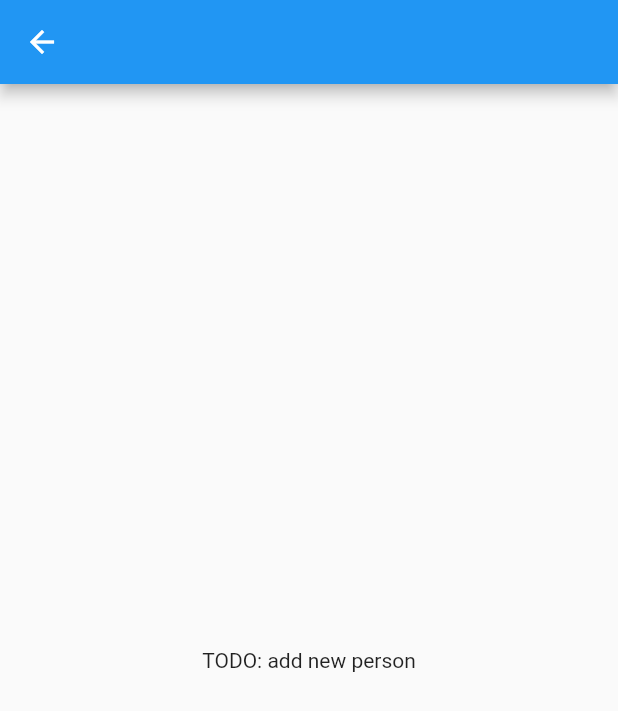
After one commit to bingsurprise/bs-app, a Flutter app: the AddNewPerson screen opened by its route, on a phone screen of 412 x 824 dp. The commit adds this screen. Shown: the top 711 px of the screen. Run offline on Flutter 3.47's test engine with Material 2 defaults, Android fonts, the phone set to English and light mode, and no system bars.

Commit message:
new person page

```diff
--- a/bing_surprise/lib/main.dart
+++ b/bing_surprise/lib/main.dart
@@ -1,5 +1,6 @@
 import 'package:flutter/material.dart';
 import './screens/persons/persons-list.dart';
+import './screens/persons/new-person.dart';
 import './screens/gift/index.dart';
 
 void main() {
@@ -8,6 +9,7 @@ void main() {
       initialRoute: '/',
       routes: {
         '/': (context) => PersionsList(),
+        '/person/new': (context) => AddNewPerson(),
         '/gift': (context) => GiftIndex(),
       },
     )
--- /dev/null
+++ b/bing_surprise/lib/screens/persons/new-person.dart
@@ -0,0 +1,18 @@
+import 'package:flutter/material.dart';
+
+class AddNewPerson extends StatelessWidget {
+  @override
+  Widget build(BuildContext context) {
+    return Scaffold(
+      appBar: AppBar(
+        leading: IconButton(icon:Icon(Icons.arrow_back),
+          onPressed:() => Navigator.pop(context, false),
+        ),
+      ),
+      body: Center(
+        child: Text('TODO: add new person'),
+      )
+    );
+  }
+
+}
```
